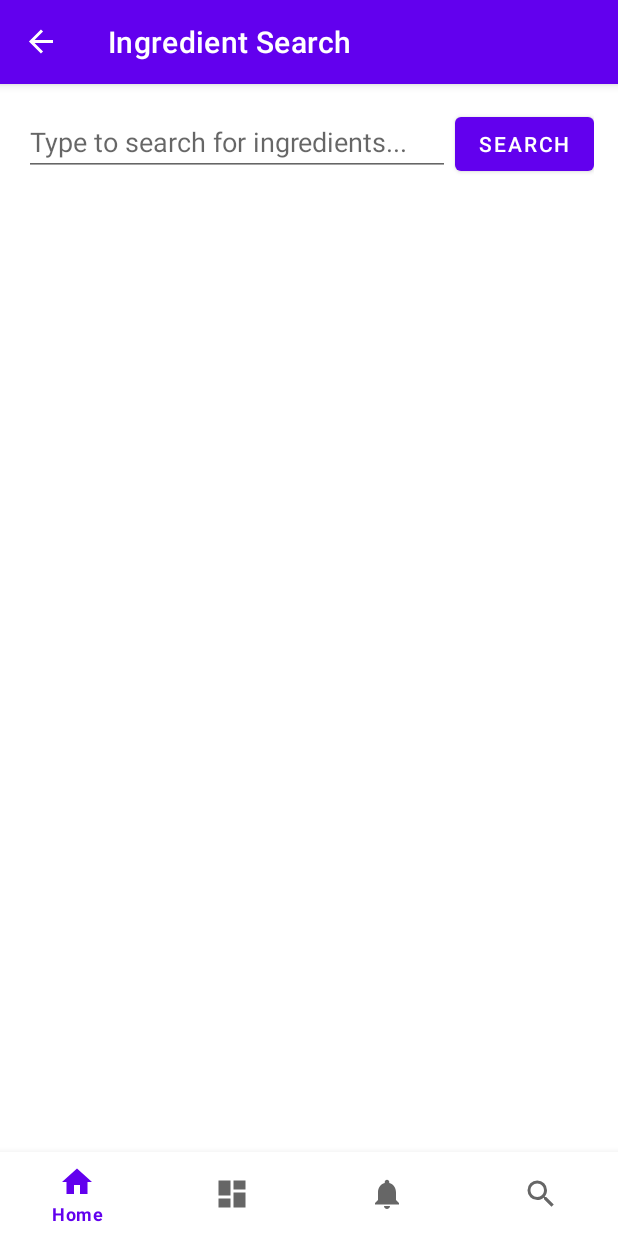
After one commit to TudorGabriel28/II.3510_2425_SmallProject_G2_DLSMobile, an Android app: the IngredientSearchFragment screen opened through its navigation route, on a phone screen of 412 x 824 dp. The commit adds this screen. Run offline under Robolectric (Android 15) with nearby library versions, the phone set to English and light mode, and no system bars; our stand-ins replace navigation-ui.

Commit message:
Implemented search by ingredients

```diff
--- a/app/build.gradle.kts
+++ b/app/build.gradle.kts
@@ -51,4 +51,5 @@ dependencies {
     implementation("com.squareup.okhttp3:okhttp:4.9.0")
     compileOnly("org.projectlombok:lombok:1.18.34")
     annotationProcessor("org.projectlombok:lombok:1.18.34")
+    implementation("com.google.android.material:material:1.9.0")
 }
--- a/app/src/main/java/com/example/recipeapp/MainActivity.java
+++ b/app/src/main/java/com/example/recipeapp/MainActivity.java
@@ -1,6 +1,10 @@
 package com.example.recipeapp;
 
 import android.os.Bundle;
+import android.view.Menu;
+import android.view.MenuInflater;
+import android.view.MenuItem;
+import android.widget.Toast;
 
 import com.google.android.material.bottomnavigation.BottomNavigationView;
 
@@ -15,6 +19,7 @@ import com.example.recipeapp.databinding.ActivityMainBinding;
 public class MainActivity extends AppCompatActivity {
 
     private ActivityMainBinding binding;
+    private MenuItem searchByIngredientsButton;
 
     @Override
     protected void onCreate(Bundle savedInstanceState) {
@@ -30,8 +35,44 @@ public class MainActivity extends AppCompatActivity {
                 R.id.navigation_home, R.id.navigation_dashboard, R.id.navigation_notifications, R.id.navigation_search)
                 .build();
         NavController navController = Navigation.findNavController(this, R.id.nav_host_fragment_activity_main);
+        showMenuBtnOnlyOnSearchFragment(navController);
+
         NavigationUI.setupActionBarWithNavController(this, navController, appBarConfiguration);
         NavigationUI.setupWithNavController(binding.navView, navController);
+
+
+    }
+
+    private void showMenuBtnOnlyOnSearchFragment(NavController navController) {
+        navController.addOnDestinationChangedListener((controller, destination, arguments) -> {
+            if (searchByIngredientsButton != null) {
+                if (destination.getId() == R.id.navigation_search) {
+                    searchByIngredientsButton.setVisible(true);
+                } else {
+                    searchByIngredientsButton.setVisible(false);
+                }
+            }
+        });
+    }
+
+    @Override
+    public boolean onCreateOptionsMenu(Menu menu) {
+        MenuInflater inflater = getMenuInflater();
+        inflater.inflate(R.menu.top_app_bar_menu, menu);
+        searchByIngredientsButton = menu.findItem(R.id.search_button);
+        searchByIngredientsButton.setVisible(false);
+        return true;
+    }
+
+    @Override
+    public boolean onOptionsItemSelected(MenuItem item) {
+        if (item.getItemId() == R.id.search_button) {
+            // Handle search button click
+            NavController navController = Navigation.findNavController(this, R.id.nav_host_fragment_activity_main);
+            navController.navigate(R.id.navigation_ingredient_search);
+            return true;
+        }
+        return super.onOptionsItemSelected(item);
     }
 
 }
--- /dev/null
+++ b/app/src/main/java/com/example/recipeapp/ui/search/IngredientSearchFragment.java
@@ -0,0 +1,137 @@
+package com.example.recipeapp.ui.search;
+
+import android.os.Bundle;
+import android.view.LayoutInflater;
+import android.view.View;
+import android.view.ViewGroup;
+import android.widget.ArrayAdapter;
+import android.widget.AutoCompleteTextView;
+import android.widget.Button;
+import android.widget.ListView;
+import android.widget.Toast;
+
+import androidx.annotation.NonNull;
+import androidx.fragment.app.Fragment;
+
+import com.example.recipeapp.R;
+import com.example.recipeapp.dtos.CypherQuery;
+import com.example.recipeapp.dtos.Neo4jResponse;
+import com.example.recipeapp.services.Neo4jApiService;
+import com.example.recipeapp.services.Neo4jCallback;
+import com.example.recipeapp.services.Neo4jService;
+import com.google.android.material.chip.Chip;
+import com.google.android.material.chip.ChipGroup;
+
+import java.util.ArrayList;
+import java.util.Arrays;
+import java.util.List;
+
+public class IngredientSearchFragment extends Fragment {
+    private AutoCompleteTextView ingredientSearchInput;
+    private ChipGroup selectedIngredientsChipGroup;
+    private ListView recipeListView;
+    private Button searchButton;
+    private SearchRecipeAdapter searchRecipeAdapter;
+
+    private List<String> ingredientsList = new ArrayList<>(); // Your list of ingredients
+    private List<String> selectedIngredients = new ArrayList<>(); // List of selected ingredients
+
+    @Override
+    public View onCreateView(@NonNull LayoutInflater inflater, ViewGroup container, Bundle savedInstanceState) {
+        View root = inflater.inflate(R.layout.fragment_ingredient_search, container, false);
+
+        ingredientSearchInput = root.findViewById(R.id.ingredientSearchInput);
+        selectedIngredientsChipGroup = root.findViewById(R.id.selectedIngredientsChipGroup);
+        recipeListView = root.findViewById(R.id.recipeListView);
+        searchButton = root.findViewById(R.id.searchButton);
+
+        // Assuming you have a list of ingredients fetched from the database
+        ingredientsList = fetchAllIngredients();
+
+        // Setup the AutoCompleteTextView adapter
+        ArrayAdapter<String> adapter = new ArrayAdapter<>(getContext(), android.R.layout.simple_dropdown_item_1line, ingredientsList);
+        ingredientSearchInput.setAdapter(adapter);
+
+        // Handle ingredient selection
+        ingredientSearchInput.setOnItemClickListener((parent, view, position, id) -> {
+            String selectedIngredient = (String) parent.getItemAtPosition(position);
+
+            if (!selectedIngredients.contains(selectedIngredient)) {
+                selectedIngredients.add(selectedIngredient);
+                addChip(selectedIngredient); // Create chip for selected ingredient
+            }
+
+            // Clear input after selection
+            ingredientSearchInput.setText("");
+        });
+
+        // Search button click event
+        searchButton.setOnClickListener(v -> {
+            if (selectedIngredients.isEmpty()) {
+                Toast.makeText(getContext(), "Please select at least one ingredient", Toast.LENGTH_SHORT).show();
+            } else {
+                searchRecipesByIngredients(selectedIngredients);
+            }
+        });
+
+        return root;
+    }
+
+    // Method to add the chip to the ChipGroup
+    private void addChip(String ingredient) {
+        Chip chip = new Chip(getContext());
+        chip.setText(ingredient);
+        chip.setCloseIconVisible(true); // To allow removal of chip
+        chip.setOnCloseIconClickListener(v -> {
+            selectedIngredientsChipGroup.removeView(chip);
+            selectedIngredients.remove(ingredient);
+        });
+
+        selectedIngredientsChipGroup.addView(chip);
+    }
+
+    // Method to fetch ingredients (this can be an API call to get the ingredients from the database)
+    private List<String> fetchAllIngredients() {
+        // Placeholder for demo; replace with actual data
+        return Arrays.asList("Tomato", "Mozzarella", "Basil", "Garlic", "Olive Oil", "Salt", "Pepper", "egg");
+    }
+
+    // Method to search for recipes by selected ingredients
+    private void searchRecipesByIngredients(List<String> ingredients) {
+        // Construct your Neo4j query or any API call
+        Neo4jApiService service = Neo4jService.getInstance();
+        String query = "MATCH (a:Author)-[:WROTE]->(r:Recipe)-[:CONTAINS_INGREDIENT]->(i:Ingredient) " +
+                "WHERE i.name IN $ingredients " +
+                "RETURN r.name AS name, a.name AS author LIMIT 10";
+
+        CypherQuery cypherQuery = new CypherQuery(query);
+        cypherQuery.addParameter("ingredients", ingredients);
+
+        service.runCypherQuery(cypherQuery).enqueue(new Neo4jCallback<>(getContext()) {
+            @Override
+            public void handleSuccess(Neo4jResponse result) {
+                List<List<Object>> values = result.getData().getValues();
+                if (!values.isEmpty()) {
+                    List<RecipeListItem> recipeListItems = new ArrayList<>();
+                    for (List<Object> value : values) {
+                        recipeListItems.add(new RecipeListItem(value.get(0).toString(), value.get(1).toString()));
+                    }
+                    updateSearchList(recipeListItems); // Update the ListView with found recipes
+                } else {
+                    Toast.makeText(getContext(), "No recipes found", Toast.LENGTH_SHORT).show();
+                }
+            }
+        });
+    }
+
+    private void updateSearchList(List<RecipeListItem> recipeListItems) {
+        if (searchRecipeAdapter == null) {
+            searchRecipeAdapter = new SearchRecipeAdapter(getContext(), recipeListItems);
+            recipeListView.setAdapter(searchRecipeAdapter);
+        } else {
+            searchRecipeAdapter.notifyDataSetChanged();
+        }
+
+
+    }
+}
--- /dev/null
+++ b/app/src/main/res/layout/fragment_ingredient_search.xml
@@ -0,0 +1,53 @@
+<?xml version="1.0" encoding="utf-8"?>
+<RelativeLayout xmlns:android="http://schemas.android.com/apk/res/android"
+    android:layout_width="match_parent"
+    android:layout_height="match_parent"
+    xmlns:app="http://schemas.android.com/apk/res-auto"
+    xmlns:tools="http://schemas.android.com/tools"
+    tools:context=".ui.search.IngredientSearchFragment">
+
+    <!-- Searchable Ingredient Input -->
+    <LinearLayout
+        android:id="@+id/ingredientSearchLayout"
+        android:layout_width="match_parent"
+        android:layout_height="wrap_content"
+        android:orientation="horizontal"
+        android:layout_marginTop="16dp"
+        android:layout_marginLeft="16dp"
+        android:layout_marginRight="16dp"
+        android:layout_marginBottom="8dp">
+
+        <AutoCompleteTextView
+            android:id="@+id/ingredientSearchInput"
+            android:layout_width="0dp"
+            android:layout_height="wrap_content"
+            android:layout_weight="1"
+            android:hint="Type to search for ingredients..."
+            android:inputType="text"/>
+
+        <Button
+            android:id="@+id/searchButton"
+            android:layout_width="wrap_content"
+            android:layout_height="wrap_content"
+            android:layout_marginStart="3dp"
+            android:text="Search"/>
+    </LinearLayout>
+
+    <!-- Chip Group for Selected Ingredients -->
+    <com.google.android.material.chip.ChipGroup
+        android:id="@+id/selectedIngredientsChipGroup"
+        android:layout_width="match_parent"
+        android:layout_height="wrap_content"
+        android:layout_below="@id/ingredientSearchLayout"
+        android:layout_margin="16dp"
+        android:orientation="horizontal"
+        app:singleLine="false"/>
+
+    <!-- Recipe List View -->
+    <ListView
+        android:id="@+id/recipeListView"
+        android:layout_width="match_parent"
+        android:layout_height="wrap_content"
+        android:layout_below="@id/selectedIngredientsChipGroup"/>
+
+</RelativeLayout>
--- /dev/null
+++ b/app/src/main/res/menu/top_app_bar_menu.xml
@@ -0,0 +1,8 @@
+<?xml version="1.0" encoding="utf-8"?>
+<menu xmlns:android="http://schemas.android.com/apk/res/android"
+    xmlns:app="http://schemas.android.com/apk/res-auto">
+    <item
+        android:id="@+id/search_button"
+        android:title="Search By Ingredients"
+        app:showAsAction="ifRoom" />
+</menu>
--- a/app/src/main/res/navigation/mobile_navigation.xml
+++ b/app/src/main/res/navigation/mobile_navigation.xml
@@ -38,5 +38,15 @@
         android:id="@+id/action_navigation_home_to_navigation_recipe_detail"
         app:destination="@id/navigation_recipe_detail" />
 
+    <fragment
+        android:id="@+id/navigation_ingredient_search"
+        android:name="com.example.recipeapp.ui.search.IngredientSearchFragment"
+        android:label="Ingredient Search"
+        tools:layout="@layout/fragment_ingredient_search" />
+
+    <action
+        android:id="@+id/action_navigation_search_to_navigation_ingredient_search"
+        app:destination="@id/navigation_ingredient_search" />
+
 
 </navigation>
```
Also changed, not shown: app/src/main/java/com/example/recipeapp/ui/search/SearchFragment.java (+36 -0 lines), app/src/main/res/layout/chip_item.xml (added, +8 -0 lines).
